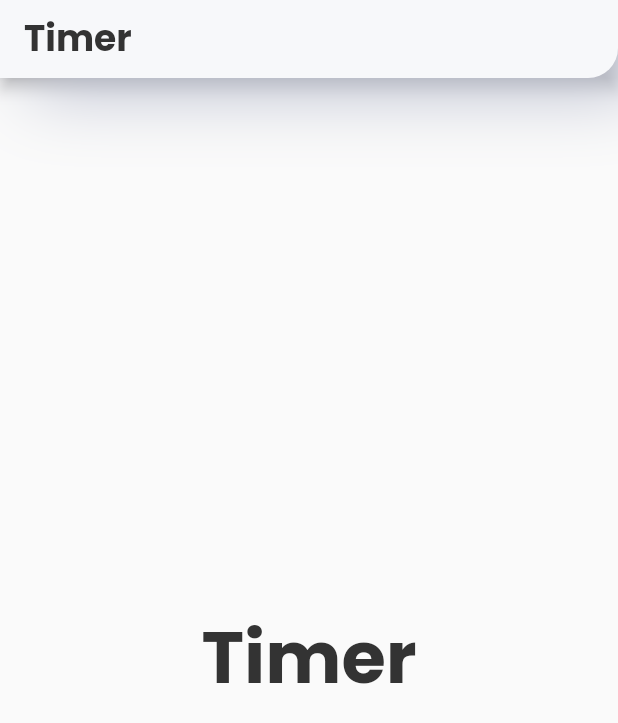
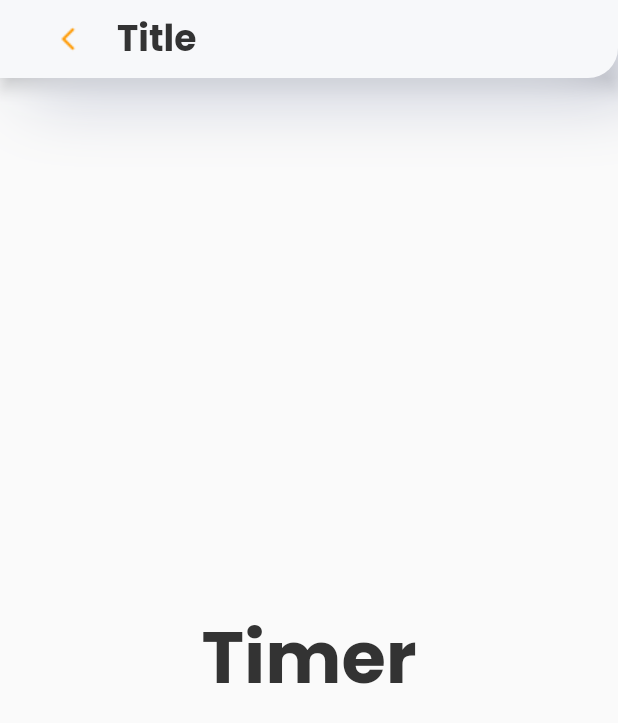
Before and after one commit to TanjaPervan/timer_upgrade, a Flutter app: the screen it shows after launch, on a phone screen of 412 x 824 dp. Shown: the top 723 px of the screen. Run offline on Flutter 3.47's test engine with Material 2 defaults, Android fonts, the phone set to English and light mode, and no system bars; our stand-ins replace easy_localization, go_router, kiwi; missing offline and left inert: easy_logger.

Commit message:
fix colors shadow

```diff
--- a/tanja_timer/lib/extensions/custom_color.dart
+++ b/tanja_timer/lib/extensions/custom_color.dart
@@ -7,7 +7,8 @@ class CustomColors {
   Color get primary => Theme.of(_context).extension<CustomColorScheme>()!.primary!;
   Color get appBarGradientBegin => Theme.of(_context).extension<CustomColorScheme>()!.appBarGradientBegin!;
   Color get appBarGradientEnd => Theme.of(_context).extension<CustomColorScheme>()!.appBarGradientEnd!;
-  Color get backgroundGradientStart => Theme.of(_context).extension<CustomColorScheme>()!.backgroundGradientStart!;
+  Color get shadowAppBarFirst => Theme.of(_context).extension<CustomColorScheme>()!.shadowAppBarFirst!;
+  Color get shadowAppBarSecond => Theme.of(_context).extension<CustomColorScheme>()!.shadowAppBarSecond!;
   Color get timerBackground => Theme.of(_context).extension<CustomColorScheme>()!.timerBackground!;
 }
 
@@ -16,23 +17,26 @@ class CustomColorScheme extends ThemeExtension<CustomColorScheme> {
   final Color? primary;
   final Color? appBarGradientBegin;
   final Color? appBarGradientEnd;
-  final Color? backgroundGradientStart;
+  final Color? shadowAppBarFirst;
+  final Color? shadowAppBarSecond;
   final Color? timerBackground;
 
   const CustomColorScheme({
     required this.primary,
-    this.appBarGradientBegin,
-    this.appBarGradientEnd,
+    required this.appBarGradientBegin,
+    required this.appBarGradientEnd,
     required this.timerBackground,
-    required this.backgroundGradientStart,
+    required this.shadowAppBarFirst,
+    required this.shadowAppBarSecond,
   });
 
   const CustomColorScheme.light({
     this.primary = const Color(0xff333333),
-    this.backgroundGradientStart = const Color(0xffBDC1D1),
     this.appBarGradientBegin = const Color(0xffF7F8FA),
     this.appBarGradientEnd = const Color(0xffF7F8FA),
     this.timerBackground = const Color(0xffff9900),
+    this.shadowAppBarFirst = const Color(0xffBDC1D1),
+    this.shadowAppBarSecond = const Color(0xffFAFCFC),
   });
 
   @override
@@ -40,14 +44,16 @@ class CustomColorScheme extends ThemeExtension<CustomColorScheme> {
     Color? primary,
     Color? appBarGradientBegin,
     Color? appBarGradientEnd,
-    Color? backgroundGradientStart,
+    Color? shadowAppBarFirst,
+    Color? shadowAppBarSecond,
     Color? timerBackground,
   }) {
     return CustomColorScheme(
       primary: primary ?? this.primary,
       appBarGradientBegin: appBarGradientBegin ?? this.appBarGradientBegin,
       appBarGradientEnd: appBarGradientEnd ?? this.appBarGradientEnd,
-      backgroundGradientStart: backgroundGradientStart ?? this.backgroundGradientStart,
+      shadowAppBarFirst: shadowAppBarFirst ?? this.shadowAppBarFirst,
+      shadowAppBarSecond: shadowAppBarSecond ?? this.shadowAppBarSecond,
       timerBackground: timerBackground ?? this.timerBackground,
     );
   }
@@ -60,7 +66,8 @@ class CustomColorScheme extends ThemeExtension<CustomColorScheme> {
     return CustomColorScheme(
       primary: Color.lerp(primary, other.primary, t),
       appBarGradientBegin: Color.lerp(appBarGradientBegin, other.appBarGradientBegin, t),
-      backgroundGradientStart: Color.lerp(backgroundGradientStart, other.backgroundGradientStart, t),
+      shadowAppBarFirst: Color.lerp(shadowAppBarFirst, other.shadowAppBarFirst, t),
+      shadowAppBarSecond: Color.lerp(shadowAppBarSecond, other.shadowAppBarSecond, t),
       appBarGradientEnd: Color.lerp(appBarGradientEnd, other.appBarGradientEnd, t),
       timerBackground: Color.lerp(timerBackground, other.timerBackground, t),
     );
--- a/tanja_timer/lib/pages/home_page.dart
+++ b/tanja_timer/lib/pages/home_page.dart
@@ -10,7 +10,7 @@ class HomePage extends StatelessWidget {
   @override
   Widget build(BuildContext context) {
     return Scaffold(
-      appBar: const CustomAppBar.center(),
+      appBar: const CustomAppBar.leading(),
       body: Center(
         child: Text(
           'timer'.tr(),
--- a/tanja_timer/lib/widgets/app_bar/custom_app_bar.dart
+++ b/tanja_timer/lib/widgets/app_bar/custom_app_bar.dart
@@ -2,7 +2,7 @@ import 'package:easy_localization/easy_localization.dart';
 import 'package:flutter/material.dart';
 import 'package:tanja_timer/extensions/custom_color.dart';
 import 'package:tanja_timer/extensions/custom_text_style.dart';
-import 'package:tanja_timer/widgets/app_bar/title_app_bar.dart';
+import 'package:tanja_timer/widgets/app_bar/leading_app_bar.dart';
 
 enum _AppBarStyle { center, leading }
 
@@ -37,11 +37,17 @@ class CustomAppBar extends StatelessWidget implements PreferredSizeWidget {
         decoration: BoxDecoration(
           boxShadow: [
             BoxShadow(
-              color: CustomColors.of(context).backgroundGradientStart,
+              color: CustomColors.of(context).shadowAppBarFirst,
               blurRadius: 40.0,
               spreadRadius: 0.0,
               offset: const Offset(20.0, 10.0),
-            )
+            ),
+            BoxShadow(
+              color: CustomColors.of(context).shadowAppBarSecond,
+              blurRadius: 42.0,
+              spreadRadius: 0.0,
+              offset: const Offset(-10.0, -10.0),
+            ),
           ],
           borderRadius: const BorderRadius.only(bottomRight: Radius.circular(20)),
           gradient: LinearGradient(
```
